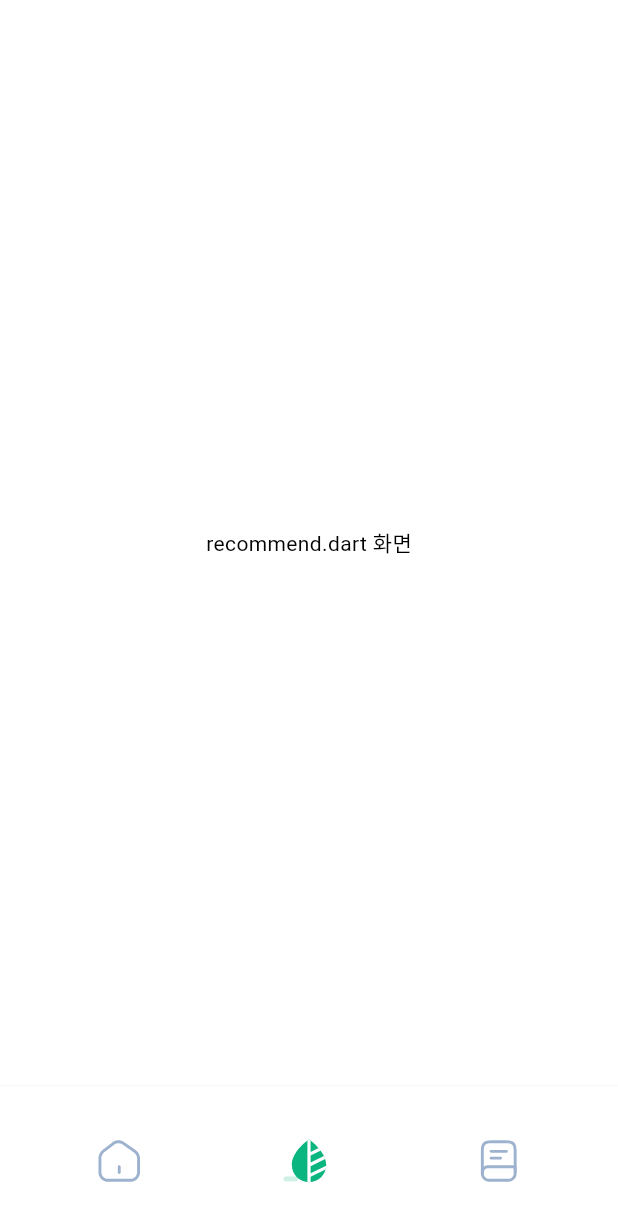
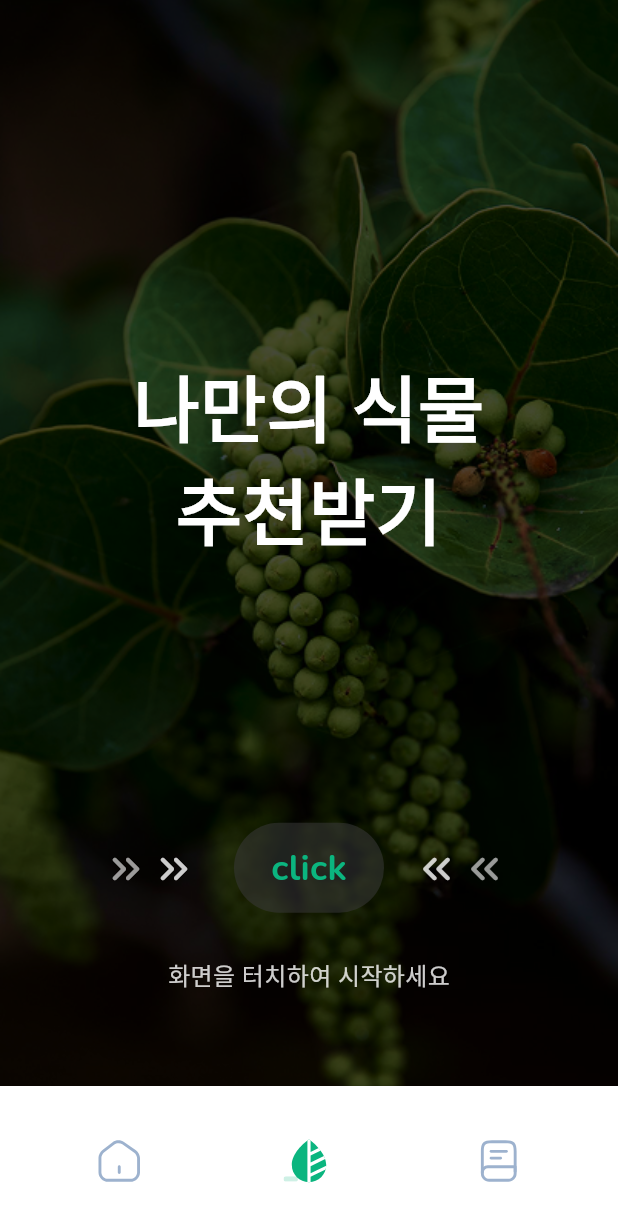
Before and after one commit to 1jongho/nunito, a Flutter app: the screen it shows after launch, item 2 of the bottom bar chosen, on a phone screen of 412 x 824 dp. Shown: the top 1222 px of the screen. Run offline on Flutter 3.47's test engine with Material 3 defaults, Android fonts, the phone set to English and light mode, and no system bars; our stand-ins replace cloud_firestore, device_info_plus, firebase_auth, firebase_core, firebase_storage, flutter_dotenv and 4 more; accounts and stored records are empty; generated files the repository leaves out were written again; network calls fail; Roboto replaces fonts that are missing (Pretendard).

Commit message:
식물 추천 인트로 페이지 추가

```diff
--- /dev/null
+++ b/lib/screens/recommendintroScreen.dart
@@ -0,0 +1,338 @@
+import 'package:flutter/material.dart';
+import 'dart:ui'; // BackdropFilter를 위해 필요
+import 'package:nunito/screens/recommendScreen.dart';
+import 'package:nunito/widgets/navbar.dart';
+
+class PlantRecommendIntroScreen extends StatefulWidget {
+  const PlantRecommendIntroScreen({super.key});
+
+  @override
+  State<PlantRecommendIntroScreen> createState() =>
+      _PlantRecommendIntroScreenState();
+}
+
+class _PlantRecommendIntroScreenState extends State<PlantRecommendIntroScreen>
+    with TickerProviderStateMixin {
+  // 애니메이션 컨트롤러들
+  late AnimationController _leftArrowController;
+  late AnimationController _rightArrowController;
+
+  // 애니메이션들
+  late Animation<Offset> _leftArrowAnimation;
+  late Animation<Offset> _rightArrowAnimation;
+
+  // 애니메이션 실행 상태를 제어하는 플래그 추가
+  bool _isAnimating = false;
+
+  @override
+  void initState() {
+    super.initState();
+
+    // 애니메이션 컨트롤러 초기화
+    _leftArrowController = AnimationController(
+      duration: Duration(milliseconds: 2000), // 속도를 조금 느리게
+      vsync: this,
+    );
+
+    _rightArrowController = AnimationController(
+      duration: Duration(milliseconds: 2000), // 속도를 조금 느리게
+      vsync: this,
+    );
+
+    // 왼쪽 화살표 애니메이션 (왼쪽에서 오른쪽으로)
+    _leftArrowAnimation = Tween<Offset>(
+      begin: Offset(-0.3, 0),
+      end: Offset(0.3, 0),
+    ).animate(
+      CurvedAnimation(parent: _leftArrowController, curve: Curves.easeInOut),
+    );
+
+    // 오른쪽 화살표 애니메이션 (오른쪽에서 왼쪽으로)
+    _rightArrowAnimation = Tween<Offset>(
+      begin: Offset(0.3, 0),
+      end: Offset(-0.3, 0),
+    ).animate(
+      CurvedAnimation(parent: _rightArrowController, curve: Curves.easeInOut),
+    );
+
+    // 애니메이션 시작
+    _startAnimations();
+  }
+
+  // 애니메이션을 반복 실행하는 함수 (화살표만)
+  void _startAnimations() async {
+    // 화살표 애니메이션을 계속 반복
+    _startArrowAnimations();
+  }
+
+  // 화살표 애니메이션 (계속 반복) - 수정된 버전
+  void _startArrowAnimations() async {
+    _isAnimating = true;
+
+    while (mounted && _isAnimating) {
+      try {
+        // mounted와 컨트롤러 상태를 각 단계마다 체크
+        if (!mounted ||
+            _leftArrowController.isAnimating ||
+            _rightArrowController.isAnimating ||
+            !_isAnimating)
+          break;
+
+        // 화살표들이 동시에 안으로 이동
+        await Future.wait([
+          _leftArrowController.forward(),
+          _rightArrowController.forward(),
+        ]);
+
+        if (!mounted || !_isAnimating) break;
+        await Future.delayed(Duration(milliseconds: 300));
+
+        if (!mounted || !_isAnimating) break;
+
+        // 화살표들이 동시에 밖으로 이동
+        await Future.wait([
+          _leftArrowController.reverse(),
+          _rightArrowController.reverse(),
+        ]);
+
+        if (!mounted || !_isAnimating) break;
+        await Future.delayed(Duration(milliseconds: 800));
+      } catch (e) {
+        // 애니메이션 중 에러가 발생하면 루프 종료
+        print('애니메이션 에러: $e');
+        break;
+      }
+    }
+  }
+
+  void _navigateToRecommendScreen() async {
+    // 화살표 애니메이션 잠시 중지
+    _isAnimating = false;
+
+    // 짧은 딜레이
+    await Future.delayed(Duration(milliseconds: 100));
+
+    // 애니메이션 없는 즉시 전환
+    Navigator.push(
+      context,
+      PageRouteBuilder(
+        pageBuilder:
+            (context, animation, secondaryAnimation) => PlantRecommendScreen(),
+        transitionDuration: Duration.zero,
+        reverseTransitionDuration: Duration.zero,
+      ),
+    ).then((_) {
+      // 페이지에서 돌아왔을 때 애니메이션 재개
+      if (mounted) {
+        _isAnimating = true;
+        _startArrowAnimations();
+      }
+    });
+  }
+
+  // 애니메이션을 안전하게 중지하는 함수
+  void _stopAnimations() {
+    _isAnimating = false;
+  }
+
+  @override
+  void dispose() {
+    _isAnimating = false;
+
+    // 메모리 누수 방지를 위해 컨트롤러들 정리
+    _leftArrowController.dispose();
+    _rightArrowController.dispose();
+    super.dispose();
+  }
+
+  @override
+  Widget build(BuildContext context) {
+    return Scaffold(
+      body: GestureDetector(
+        // 화면 전체를 터치했을 때 추천 화면으로 이동
+        onTap: _navigateToRecommendScreen, // 수정된 함수 사용
+        child: Container(
+          width: double.infinity,
+          height: double.infinity,
+          decoration: BoxDecoration(
+            image: DecorationImage(
+              image: AssetImage("assets/image/recommendintro.png"),
+              fit: BoxFit.cover,
+            ),
+          ),
+          child: Stack(
+            children: [
+              // 반투명 오버레이 (텍스트 가독성을 위해)
+              Container(
+                width: double.infinity,
+                height: double.infinity,
+                color: Colors.black.withOpacity(0.7),
+              ),
+
+              // 메인 컨텐츠를 중앙에 배치
+              Center(
+                child: Column(
+                  mainAxisAlignment: MainAxisAlignment.center,
+                  children: [
+                    SizedBox(height: 180),
+
+                    // "나만의 식물 추천받기" 텍스트
+                    _buildTitleText(),
+
+                    SizedBox(height: 180),
+
+                    // 화살표와 클릭 버튼이 있는 영역
+                    _buildInteractionArea(),
+
+                    SizedBox(height: 30),
+
+                    // 안내 텍스트
+                    Text(
+                      '화면을 터치하여 시작하세요',
+                      style: TextStyle(
+                        color: Colors.white.withOpacity(0.8),
+                        fontSize: 16,
+                        fontFamily: 'Pretendard',
+                        fontWeight: FontWeight.w400,
+                      ),
+                    ),
+                  ],
+                ),
+              ),
+            ],
+          ),
+        ),
+      ),
+      bottomNavigationBar: CustomNavigationBar(currentIndex: 1),
+    );
+  }
+
+  // 제목 텍스트를 만드는 위젯
+  Widget _buildTitleText() {
+    return Container(
+      child: Column(
+        mainAxisAlignment: MainAxisAlignment.center,
+        children: [
+          Text(
+            '나만의 식물',
+            textAlign: TextAlign.center,
+            style: TextStyle(
+              color: Colors.white,
+              fontSize: 48,
+              fontFamily: 'Pretendard',
+              fontWeight: FontWeight.w700,
+              height: 1.2,
+            ),
+          ),
+          SizedBox(height: 8),
+          Text(
+            '추천받기',
+            textAlign: TextAlign.center,
+            style: TextStyle(
+              color: Colors.white,
+              fontSize: 48,
+              fontFamily: 'Pretendard',
+              fontWeight: FontWeight.w700,
+              height: 1.2,
+            ),
+          ),
+        ],
+      ),
+    );
+  }
+
+  // 화살표와 클릭 버튼이 있는 상호작용 영역
+  Widget _buildInteractionArea() {
+    return Container(
+      width: 280,
+      height: 60,
+      child: Stack(
+        children: [
+          // 왼쪽 화살표들
+          Positioned(
+            left: 0,
+            top: 15,
+            child: AnimatedBuilder(
+              animation: _leftArrowAnimation,
+              builder: (context, child) {
+                return Transform.translate(
+                  offset: _leftArrowAnimation.value * 40, // 이동 거리 조절
+                  child: Row(
+                    children: [
+                      Icon(
+                        Icons.keyboard_double_arrow_right_rounded,
+                        color: Colors.white.withOpacity(0.6),
+                        size: 32,
+                      ),
+                      Icon(
+                        Icons.keyboard_double_arrow_right_rounded,
+                        color: Colors.white.withOpacity(0.8),
+                        size: 32,
+                      ),
+                    ],
+                  ),
+                );
+              },
+            ),
+          ),
+
+          // 가운데 클릭 버튼
+          Positioned(
+            left: 90,
+            top: 0,
+            child: GestureDetector(
+              onTap: _navigateToRecommendScreen, // 수정된 함수 사용
+              child: Container(
+                width: 100,
+                height: 60,
+                decoration: BoxDecoration(
+                  color: Color(0x90373737), // 반투명 배경
+                  borderRadius: BorderRadius.circular(30),
+                ),
+                child: Center(
+                  child: Text(
+                    'click',
+                    style: TextStyle(
+                      color: Color(0xFF0BB57F), // 앱의 메인 컬러
+                      fontSize: 24,
+                      fontFamily: 'Nunito',
+                      fontWeight: FontWeight.w800,
+                    ),
+                  ),
+                ),
+              ),
+            ),
+          ),
+
+          // 오른쪽 화살표들
+          Positioned(
+            right: 5,
+            top: 15,
+            child: AnimatedBuilder(
+              animation: _rightArrowAnimation,
+              builder: (context, child) {
+                return Transform.translate(
+                  offset: _rightArrowAnimation.value * 40, // 이동 거리 조절
+                  child: Row(
+                    children: [
+                      Icon(
+                        Icons.keyboard_double_arrow_left_rounded,
+                        color: Colors.white.withOpacity(0.8),
+                        size: 32,
+                      ),
+                      Icon(
+                        Icons.keyboard_double_arrow_left_rounded,
+                        color: Colors.white.withOpacity(0.6),
+                        size: 32,
+                      ),
+                    ],
+                  ),
+                );
+              },
+            ),
+          ),
+        ],
+      ),
+    );
+  }
+}
--- a/lib/widgets/navbar.dart
+++ b/lib/widgets/navbar.dart
@@ -2,7 +2,7 @@ import 'package:flutter/material.dart';
 import 'package:flutter_svg/flutter_svg.dart';
 import 'package:nunito/screens/homeScreen.dart';
 import 'package:nunito/screens/plantbookScreen.dart';
-import 'package:nunito/screens/recommendScreen.dart';
+import 'package:nunito/screens/recommendintroScreen.dart';
 
 class CustomNavigationBar extends StatefulWidget {
   final int currentIndex;
@@ -46,7 +46,7 @@ class _CustomNavigationBarState extends State<CustomNavigationBar> {
         PageRouteBuilder(
           pageBuilder:
               (context, animation, secondaryAnimation) =>
-                  PlantRecommendScreen(),
+                  PlantRecommendIntroScreen(),
           transitionDuration: Duration.zero,
           reverseTransitionDuration: Duration.zero,
         ),
```
Also changed, not shown: assets/image/recommendintro.png (added), lib/services/controller/excontroller.dart (deleted).
